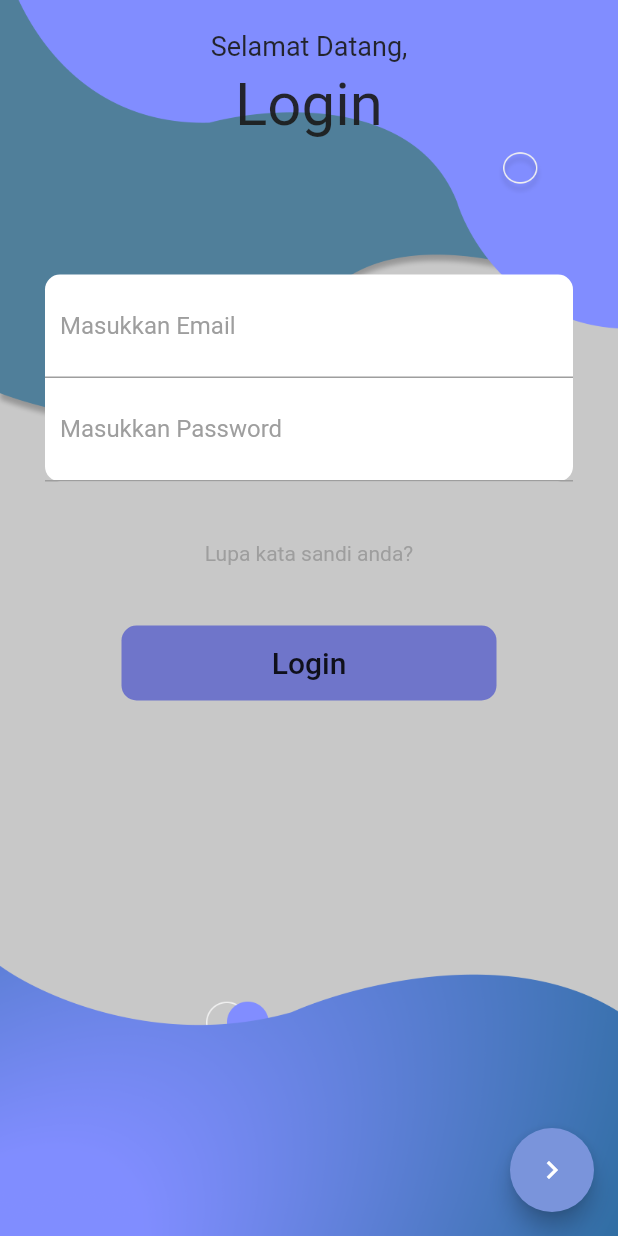
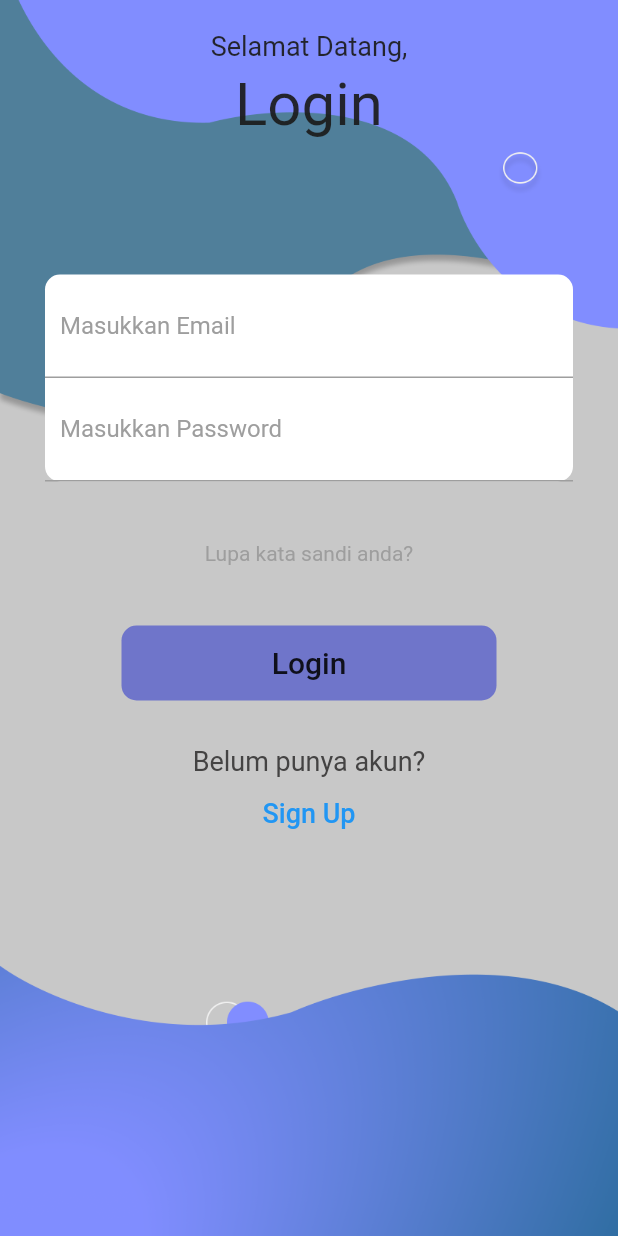
Before and after one commit to ihsanasfarii/Self-Safety-Report-Apps, a Flutter app: the screen it shows after launch, after a tap on the "navigate next" icon, on a phone screen of 412 x 824 dp. Run offline on Flutter 3.47's test engine with Material 2 defaults, Android fonts, the phone set to English and light mode, and no system bars.

Commit message:
tombol signup di page login

```diff
--- a/lib/Login/Button.dart
+++ b/lib/Login/Button.dart
@@ -15,7 +15,7 @@ class Button extends StatelessWidget {
         onPressed: () {
           Navigator.pushNamed(context, '/beranda');
         },
-        child: Text(
+        child: const Text(
           "Login",
           style: TextStyle(fontSize: 20),
         ),
--- a/lib/Login/LoginPage.dart
+++ b/lib/Login/LoginPage.dart
@@ -1,17 +1,18 @@
 import 'package:flutter/material.dart';
 import 'Header.dart';
 import 'InputWrapper.dart';
+import 'signUpButton.dart';
 
 class LoginPage extends StatelessWidget {
   @override
   Widget build(BuildContext context) {
     return Scaffold(
-      floatingActionButton: FloatingActionButton(
-          onPressed: () {
-            Navigator.pushNamed(context, '/register');
-          },
-          backgroundColor: Color.fromARGB(255, 122, 148, 219),
-          child: const Icon(Icons.navigate_next)),
+      // floatingActionButton: FloatingActionButton(
+      //     onPressed: () {
+      //       Navigator.pushNamed(context, '/register');
+      //     },
+      //     backgroundColor: Color.fromARGB(255, 122, 148, 219),
+      //     child: const Icon(Icons.navigate_next)),
       body: Container(
         decoration: BoxDecoration(
           image: DecorationImage(
@@ -23,9 +24,13 @@ class LoginPage extends StatelessWidget {
           children: <Widget>[
             Header(),
             Expanded(
-                child: Container(
-              child: InputWrapper(),
-            ))
+              child: Container(
+                child: InputWrapper(),
+              ),
+            ),
+            Expanded(
+              child: SignUp(),
+            ),
           ],
         ),
       ),
--- /dev/null
+++ b/lib/Login/signUpButton.dart
@@ -0,0 +1,27 @@
+import 'package:flutter/material.dart';
+
+class SignUp extends StatelessWidget {
+  @override
+  Widget build(BuildContext context) {
+    return Container(
+      child: Column(
+        children: [
+          Text(
+            'Belum punya akun?',
+            style:
+                TextStyle(color: Color.fromARGB(255, 68, 67, 67), fontSize: 18),
+          ),
+          TextButton(
+            onPressed: () {
+              Navigator.pushNamed(context, '/register');
+            },
+            child: const Text(
+              "Sign Up",
+              style: TextStyle(fontSize: 18),
+            ),
+          ),
+        ],
+      ),
+    );
+  }
+}
```
